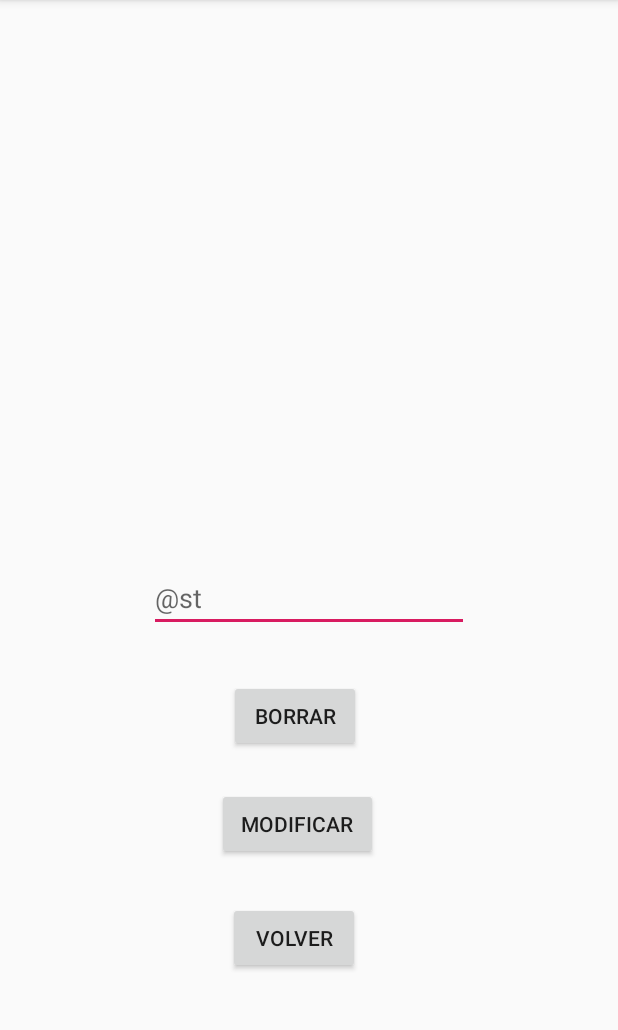
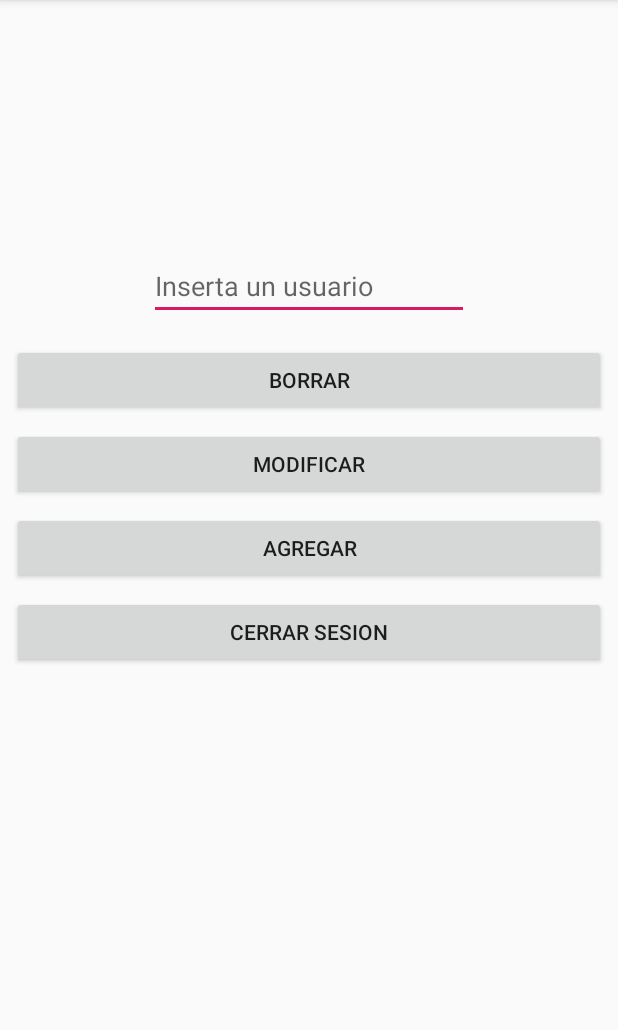
Before and after one commit to Apume/ProyectoFinalAndroid, an Android app: the PantallaAdmin screen opened directly, with no data from a screen before it, on a phone screen of 412 x 824 dp, the part 84-1114 px from its top. Run offline under Robolectric (Android 15) with nearby library versions, the phone set to English and light mode, and no system bars.

Commit message:
agregado menu de gestion root con los metodos de los botones en el activity(metodos sin hacer)

```diff
--- a/app/src/main/java/com/example/adrian/proyectofinal/PantallaAdmin.java
+++ b/app/src/main/java/com/example/adrian/proyectofinal/PantallaAdmin.java
@@ -12,14 +12,30 @@ public class PantallaAdmin extends AppCompatActivity {
         super.onCreate(savedInstanceState);
         setContentView(R.layout.activity_pantalla_admin);
     }
-    public void volver(View v)
+    public void cerrarSesion(View v)
     {
         Intent i = new Intent(this, MainActivity.class);
         finish();
         startActivity(i);
     }
+
+    public void borrar(View v)
+    {
+
+    }
+
     public void modificar(View v)
     {
 
     }
+
+    public void agregar(View v)
+    {
+
+    }
+
+    @Override
+    public void onBackPressed(){
+        //dejar en blanco esto inutilizara el botón
+    }
 }
--- a/app/src/main/res/layout/activity_pantalla_admin.xml
+++ b/app/src/main/res/layout/activity_pantalla_admin.xml
@@ -8,42 +8,48 @@
 
     <Button
         android:id="@+id/bBorrar"
-        android:layout_width="wrap_content"
+        android:layout_width="0dp"
         android:layout_height="wrap_content"
         android:layout_marginStart="8dp"
-        android:layout_marginTop="32dp"
+        android:layout_marginTop="16dp"
         android:layout_marginEnd="8dp"
+        android:onClick="borrar"
         android:text="@string/borrar"
         app:layout_constraintEnd_toEndOf="parent"
-        app:layout_constraintHorizontal_bias="0.469"
+        app:layout_constraintHorizontal_bias="0.498"
         app:layout_constraintStart_toStartOf="parent"
         app:layout_constraintTop_toBottomOf="@+id/etGestionUsers" />
 
     <Button
         android:id="@+id/bModificar"
-        android:layout_width="107dp"
+        android:layout_width="0dp"
         android:layout_height="wrap_content"
-        android:layout_marginTop="24dp"
-        android:layout_marginEnd="160dp"
+        android:layout_marginStart="8dp"
+        android:layout_marginTop="8dp"
+        android:layout_marginEnd="8dp"
+        android:onClick="modificar"
         android:text="@string/modificar"
         app:layout_constraintEnd_toEndOf="parent"
+        app:layout_constraintStart_toStartOf="parent"
         app:layout_constraintTop_toBottomOf="@+id/bBorrar" />
 
     <Button
         android:id="@+id/bAgregar"
-        android:layout_width="wrap_content"
+        android:layout_width="0dp"
         android:layout_height="wrap_content"
-        android:layout_marginStart="152dp"
-        android:layout_marginTop="28dp"
-        android:onClick="volver"
-        android:text="@string/volver"
+        android:layout_marginStart="8dp"
+        android:layout_marginTop="8dp"
+        android:layout_marginEnd="8dp"
+        android:onClick="agregar"
+        android:text="@string/agregar"
+        app:layout_constraintEnd_toEndOf="parent"
         app:layout_constraintStart_toStartOf="parent"
         app:layout_constraintTop_toBottomOf="@+id/bModificar" />
 
     <ScrollView
         android:id="@+id/svListaNombres"
-        android:layout_width="395dp"
-        android:layout_height="352dp"
+        android:layout_width="0dp"
+        android:layout_height="144dp"
         android:layout_marginStart="8dp"
         android:layout_marginTop="8dp"
         android:layout_marginEnd="8dp"
@@ -61,11 +67,24 @@
         android:layout_marginTop="16dp"
         android:layout_marginEnd="8dp"
         android:ems="10"
-        android:hint="@st"
+        android:hint="@string/hintGestion"
         android:importantForAutofill="no"
         android:inputType="textPersonName"
         app:layout_constraintEnd_toEndOf="parent"
         app:layout_constraintStart_toStartOf="parent"
         app:layout_constraintTop_toBottomOf="@+id/svListaNombres"
         tools:targetApi="o" />
+
+    <Button
+        android:id="@+id/bCerrarSesion"
+        android:layout_width="0dp"
+        android:layout_height="wrap_content"
+        android:layout_marginStart="8dp"
+        android:layout_marginTop="8dp"
+        android:layout_marginEnd="8dp"
+        android:onClick="cerrarSesion"
+        android:text="@string/cerrarSesion"
+        app:layout_constraintEnd_toEndOf="parent"
+        app:layout_constraintStart_toStartOf="parent"
+        app:layout_constraintTop_toBottomOf="@+id/bAgregar" />
 </android.support.constraint.ConstraintLayout>
--- a/app/src/main/res/values/strings.xml
+++ b/app/src/main/res/values/strings.xml
@@ -15,7 +15,8 @@
     <string name="confirmarRegistro">Confirmar</string>
     <string name="borrar">Borrar</string>
     <string name="modificar">Modificar</string>
-    <string name="volver">Volver</string>
+    <string name="agregar">Agregar</string>
+    <string name="cerrarSesion">Cerrar sesion</string>
     <string name="bienvenido">BIENVENIDO</string>
     <string name="hintGestion">Inserta un usuario</string>
 </resources>
```
